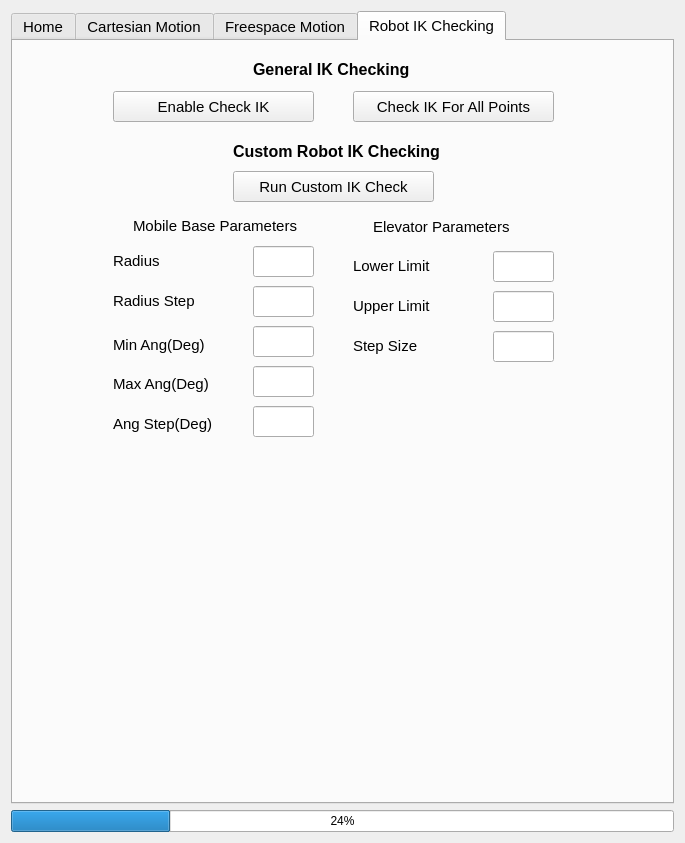
The window that moveit_cartesian_plan_plugin/src/widgets/path_planning_widget.ui (peanut-robotics/fermi) describes before a commit, drawn with Qt 5.
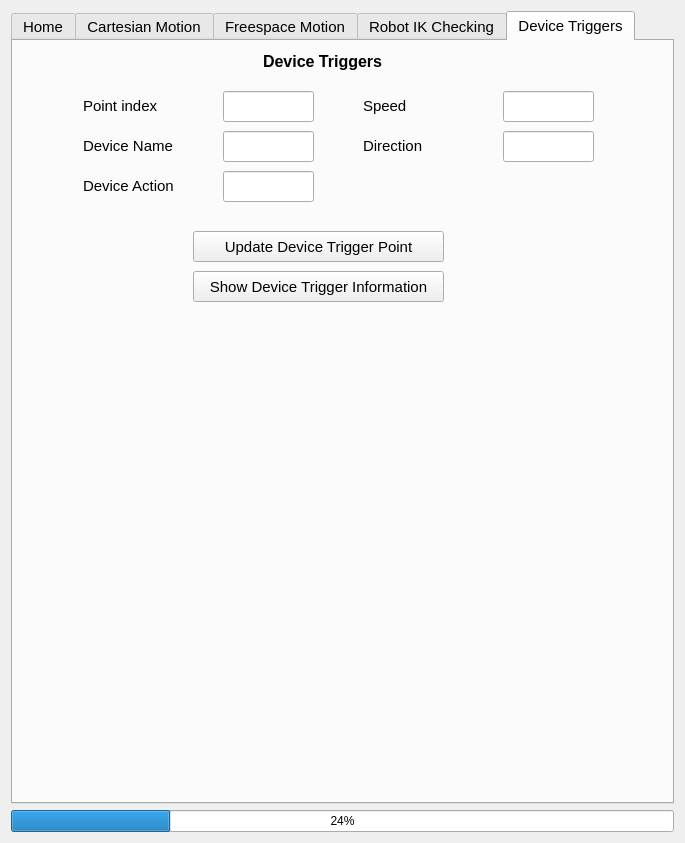
The same window after the commit.

Commit message: Add device trigger point ui functionality

Patch:
```diff
--- a/moveit_cartesian_plan_plugin/src/widgets/path_planning_widget.ui
+++ b/moveit_cartesian_plan_plugin/src/widgets/path_planning_widget.ui
@@ -22,7 +22,7 @@
       </font>
      </property>
      <property name="currentIndex">
-      <number>3</number>
+      <number>4</number>
      </property>
      <widget class="QWidget" name="Home">
       <attribute name="title">
@@ -1515,6 +1515,203 @@
        </property>
       </widget>
      </widget>
+     <widget class="QWidget" name="tab_2">
+      <attribute name="title">
+       <string>Device Triggers</string>
+      </attribute>
+      <widget class="QPushButton" name="update_trigger_point">
+       <property name="geometry">
+        <rect>
+         <x>180</x>
+         <y>190</y>
+         <width>251</width>
+         <height>31</height>
+        </rect>
+       </property>
+       <property name="text">
+        <string>Update Device Trigger Point</string>
+       </property>
+      </widget>
+      <widget class="QLabel" name="label_25">
+       <property name="geometry">
+        <rect>
+         <x>250</x>
+         <y>10</y>
+         <width>131</width>
+         <height>21</height>
+        </rect>
+       </property>
+       <property name="font">
+        <font>
+         <pointsize>12</pointsize>
+         <weight>75</weight>
+         <bold>true</bold>
+        </font>
+       </property>
+       <property name="text">
+        <string>Device Triggers</string>
+       </property>
+      </widget>
+      <widget class="QLabel" name="trigger_points_idx_lbl">
+       <property name="geometry">
+        <rect>
+         <x>70</x>
+         <y>54</y>
+         <width>81</width>
+         <height>21</height>
+        </rect>
+       </property>
+       <property name="font">
+        <font>
+         <pointsize>11</pointsize>
+        </font>
+       </property>
+       <property name="text">
+        <string>Point index</string>
+       </property>
+      </widget>
+      <widget class="QLineEdit" name="trigger_points_idx">
+       <property name="geometry">
+        <rect>
+         <x>210</x>
+         <y>50</y>
+         <width>91</width>
+         <height>31</height>
+        </rect>
+       </property>
+      </widget>
+      <widget class="QLabel" name="trigger_device_name_lbl">
+       <property name="geometry">
+        <rect>
+         <x>70</x>
+         <y>94</y>
+         <width>111</width>
+         <height>21</height>
+        </rect>
+       </property>
+       <property name="font">
+        <font>
+         <pointsize>11</pointsize>
+        </font>
+       </property>
+       <property name="text">
+        <string>Device Name</string>
+       </property>
+      </widget>
+      <widget class="QLineEdit" name="trigger_device_name">
+       <property name="geometry">
+        <rect>
+         <x>210</x>
+         <y>90</y>
+         <width>91</width>
+         <height>31</height>
+        </rect>
+       </property>
+      </widget>
+      <widget class="QLabel" name="trigger_device_action_lbl">
+       <property name="geometry">
+        <rect>
+         <x>70</x>
+         <y>134</y>
+         <width>111</width>
+         <height>21</height>
+        </rect>
+       </property>
+       <property name="font">
+        <font>
+         <pointsize>11</pointsize>
+        </font>
+       </property>
+       <property name="text">
+        <string>Device Action</string>
+       </property>
+      </widget>
+      <widget class="QLineEdit" name="trigger_device_action">
+       <property name="geometry">
+        <rect>
+         <x>210</x>
+         <y>130</y>
+         <width>91</width>
+         <height>31</height>
+        </rect>
+       </property>
+      </widget>
+      <widget class="QLineEdit" name="trigger_speed">
+       <property name="geometry">
+        <rect>
+         <x>490</x>
+         <y>50</y>
+         <width>91</width>
+         <height>31</height>
+        </rect>
+       </property>
+       <property name="text">
+        <string/>
+       </property>
+      </widget>
+      <widget class="QLabel" name="trigger_speed_lbl">
+       <property name="geometry">
+        <rect>
+         <x>350</x>
+         <y>54</y>
+         <width>111</width>
+         <height>21</height>
+        </rect>
+       </property>
+       <property name="font">
+        <font>
+         <pointsize>11</pointsize>
+        </font>
+       </property>
+       <property name="text">
+        <string>Speed</string>
+       </property>
+      </widget>
+      <widget class="QLineEdit" name="trigger_direction">
+       <property name="geometry">
+        <rect>
+         <x>490</x>
+         <y>90</y>
+         <width>91</width>
+         <height>31</height>
+        </rect>
+       </property>
+       <property name="text">
+        <string/>
+       </property>
+      </widget>
+      <widget class="QLabel" name="trigger_direction_lbl">
+       <property name="geometry">
+        <rect>
+         <x>350</x>
+         <y>94</y>
+         <width>111</width>
+         <height>21</height>
+        </rect>
+       </property>
+       <property name="font">
+        <font>
+         <pointsize>11</pointsize>
+        </font>
+       </property>
+       <property name="text">
+        <string>Direction</string>
+       </property>
+      </widget>
+      <widget class="QPushButton" name="show_trigger_data">
+       <property name="geometry">
+        <rect>
+         <x>180</x>
+         <y>230</y>
+         <width>251</width>
+         <height>31</height>
+        </rect>
+       </property>
+       <property name="text">
+        <string>Show Device Trigger Information</string>
+       </property>
+      </widget>
+     </widget>
     </widget>
    </item>
    <item row="2" column="1">
```
The commit also changes 4 other files.
